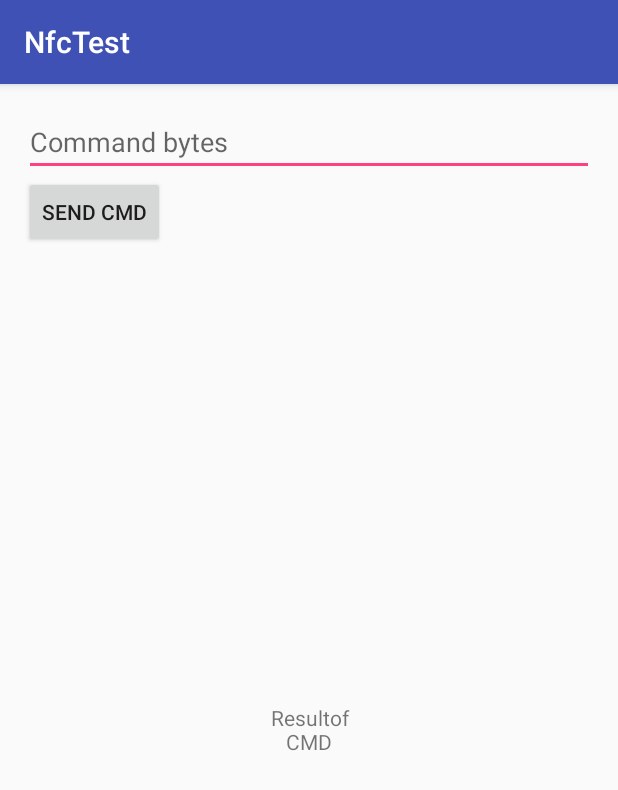
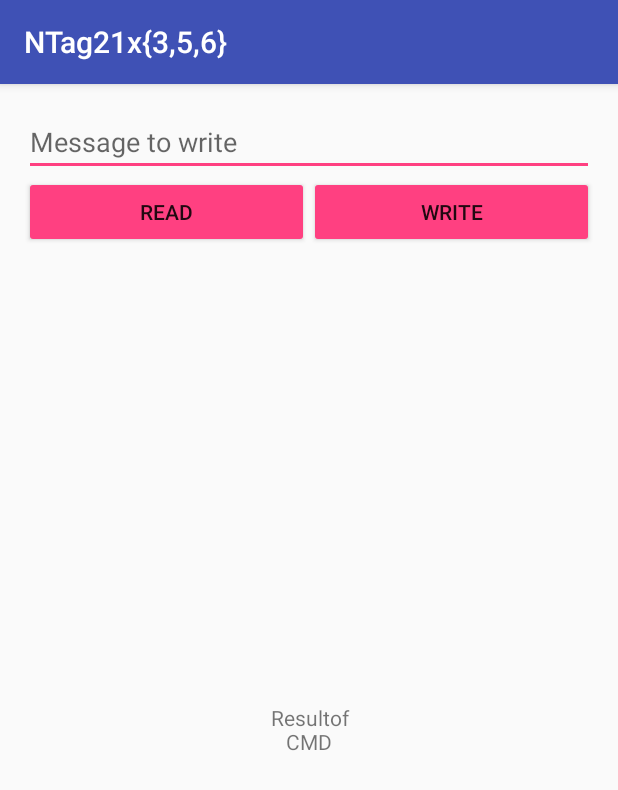
Before and after one commit to nalvared/NfcNtag21x, an Android app: the screen it shows after launch (MainActivity), on a phone screen of 412 x 824 dp. Shown: the top 790 px of the screen. Run offline under Robolectric (Android 15) with nearby library versions, the phone set to English and light mode, and no system bars.

Commit message:
Change UI and events

```diff
--- a/app/build.gradle
+++ b/app/build.gradle
@@ -23,6 +23,7 @@ dependencies {
     implementation fileTree(dir: 'libs', include: ['*.jar'])
     implementation 'com.android.support:appcompat-v7:26.1.0'
     implementation 'com.android.support.constraint:constraint-layout:1.0.2'
+    implementation 'com.android.support:design:26.1.0'
     testImplementation 'junit:junit:4.12'
     androidTestImplementation 'com.android.support.test:runner:1.0.1'
     androidTestImplementation 'com.android.support.test.espresso:espresso-core:3.0.1'
--- a/app/src/main/java/com/example/nestor/nfctest/MainActivity.java
+++ b/app/src/main/java/com/example/nestor/nfctest/MainActivity.java
@@ -1,5 +1,6 @@
 package com.example.nestor.nfctest;
 
+import android.annotation.TargetApi;
 import android.app.PendingIntent;
 import android.content.Intent;
 import android.content.IntentFilter;
@@ -11,6 +12,7 @@ import android.nfc.Tag;
 import android.nfc.TagLostException;
 import android.nfc.tech.MifareUltralight;
 import android.nfc.tech.Ndef;
+import android.nfc.tech.NdefFormatable;
 import android.nfc.tech.NfcA;
 import android.os.Build;
 import android.support.annotation.RequiresApi;
@@ -20,6 +22,7 @@ import android.util.Log;
 import android.view.View;
 import android.widget.Button;
 import android.widget.EditText;
+import android.widget.LinearLayout;
 import android.widget.TextView;
 
 import java.io.IOException;
@@ -36,11 +39,14 @@ public class MainActivity extends AppCompatActivity {
 
     NfcAdapter mNfcAdapter;
 
-    EditText edCmd;
-    Button btnCmd;
+    EditText edMessage;
     TextView tvResult;
+    TextView tvWait;
+    LinearLayout lyWait;
 
-    byte[] command;
+    private Button btnRead;
+    private Button btnWrite;
+
 
     @Override
     protected void onCreate(Bundle savedInstanceState) {
@@ -49,29 +55,31 @@ public class MainActivity extends AppCompatActivity {
 
         mNfcAdapter = NfcAdapter.getDefaultAdapter(this);
 
-        edCmd = findViewById(R.id.edCmd);
+        edMessage = findViewById(R.id.edMessage);
         tvResult = findViewById(R.id.tvResult);
-        btnCmd = findViewById(R.id.btnCmd);
+        btnRead = findViewById(R.id.btnRead);
+        btnWrite = findViewById(R.id.btnWrite);
+        lyWait = findViewById(R.id.lyWait);
+        tvWait = findViewById(R.id.tvWait);
 
-        btnCmd.setOnClickListener(new View.OnClickListener() {
+        btnRead.setOnClickListener(new View.OnClickListener() {
             @Override
             public void onClick(View v) {
-                String cmd = edCmd.getText().toString();
-                command = hexStringToByteArray(cmd);
-                Log.i(TAG, Arrays.toString(command));
+                isWrite = false;
+                tvWait.setText("Approach the Tag to READ it");
+                lyWait.setVisibility(View.VISIBLE);
             }
         });
 
-    }
+        btnWrite.setOnClickListener(new View.OnClickListener() {
+            @Override
+            public void onClick(View v) {
+                isWrite = true;
+                tvWait.setText("Approach the Tag to WRITE it");
+                lyWait.setVisibility(View.VISIBLE);
+            }
+        });
 
-    public static byte[] hexStringToByteArray(String s) {
-        int len = s.length();
-        byte[] data = new byte[len / 2];
-        for (int i = 0; i < len; i += 2) {
-            data[i / 2] = (byte) ((Character.digit(s.charAt(i), 16) << 4)
-                    + Character.digit(s.charAt(i+1), 16));
-        }
-        return data;
     }
 
     @Override
@@ -96,84 +104,50 @@ public class MainActivity extends AppCompatActivity {
             mNfcAdapter.disableForegroundDispatch(this);
     }
 
-    private static final byte READ = 0x30;
-    private static final byte PAGE_41 = 0x29;
-
-    @RequiresApi(api = Build.VERSION_CODES.JELLY_BEAN)
     @Override
     protected void onNewIntent(Intent intent) {
         super.onNewIntent(intent);
         Tag tag = intent.getParcelableExtra(NfcAdapter.EXTRA_TAG);
 
-        Log.d(TAG, "onNewIntent: "+intent.getAction());
+        if(tag != null && !isWrite) {
+            tvResult.setText(readFromNFC(tag));
+        }
+        else if(tag != null && isWrite) {
+            String message = edMessage.getText().toString();
+            writeToNfc(tag, message);
+        }
+    }
+
+    private String readFromNFC(Tag tag) {
 
         try {
-
-            byte[] pwd = new byte[] { (byte)0x68, (byte)0x6F, (byte)0x6C, (byte)0x61 };
-            byte[] pack = new byte[] { (byte)0x52, (byte)0x52, (byte) 0x00, (byte) 0x00 };
-
             NTag213 nTag213 = new NTag213(tag);
             nTag213.connect();
-            //nTag213.setPassword(pwd, pack, NTag213.FLAG_ONLY_WRITE);
-            nTag213.removePassword(pwd,pack);
-            int protection = nTag213.needAuthentication();
-            Log.i(TAG, String.valueOf(protection));
+            byte[] response = nTag213.read();
             nTag213.close();
+            return new String(response);
+        } catch (IOException e) {
+            e.printStackTrace();
         } catch (Exception e) {
             e.printStackTrace();
+        } finally {
+            lyWait.setVisibility(View.GONE);
         }
-
+        return null;
     }
 
-    private void print(byte[] bytes) {
-        Log.i(TAG, Arrays.toString(bytes));
+    private void writeToNfc(Tag tag, String message){
+        try {
+            NTag213 nTag213 = new NTag213(tag);
+            nTag213.connect();
+            nTag213.write(message.getBytes());
+            nTag213.close();
+        } catch (IOException e) {
+            e.printStackTrace();
+        } catch (Exception e) {
+            e.printStackTrace();
+        } finally {
+            lyWait.setVisibility(View.GONE);
+        }
     }
-
-    /*private void readFromNFC(Ndef ndef) {
-
-        try {
-            ndef.connect();
-            NdefMessage ndefMessage = ndef.getNdefMessage();
-            String message = new String(ndefMessage.getRecords()[0].getPayload());
-            Log.d(TAG, "readFromNFC: "+message);
-
-            Log.i(TAG, (Arrays.toString(ndef.getNdefMessage().toByteArray())));
-
-            for (NdefRecord record: ndef.getNdefMessage().getRecords()){
-                Log.d(TAG, new String(record.getType()));
-                Log.d(TAG, new String(record.getPayload()));
-            }
-
-            edRead.setText(message);
-            ndef.close();
-
-        } catch (IOException | FormatException e) {
-            e.printStackTrace();
-
-        }
-    }*/
-
-    /*@RequiresApi(api = Build.VERSION_CODES.JELLY_BEAN)
-    private void writeToNfc(Ndef ndef, String message){
-
-        if (ndef != null) {
-
-            try {
-                ndef.connect();
-                NdefRecord mimeRecord = NdefRecord.createMime("text/plain",
-                        message.getBytes(Charset.forName("US-ASCII")));
-                ndef.writeNdefMessage(new NdefMessage(mimeRecord));
-                ndef.close();
-                //Write Successful
-
-            } catch (IOException | FormatException e) {
-                e.printStackTrace();
-
-
-            } finally {
-
-            }
-
-        }
-    }*/
 }
--- a/app/src/main/res/layout/activity_main.xml
+++ b/app/src/main/res/layout/activity_main.xml
@@ -8,20 +8,65 @@
     android:padding="16dp"
     tools:context="com.example.nestor.nfctest.MainActivity">
 
+
+
     <EditText
-        android:id="@+id/edCmd"
+        android:id="@+id/edMessage"
         android:layout_width="match_parent"
         android:layout_height="wrap_content"
         android:ems="10"
         android:inputType="textPersonName"
-        android:hint="Command bytes"/>
+        android:hint="Message to write"/>
 
-    <Button
-        android:id="@+id/btnCmd"
-        android:layout_width="wrap_content"
+
+
+
+    <TableLayout
+        android:layout_width="match_parent"
+        android:layout_height="wrap_content">
+
+        <TableRow android:weightSum="2">
+
+            <Button
+                android:id="@+id/btnRead"
+                android:layout_width="match_parent"
+                android:layout_height="wrap_content"
+                android:backgroundTint="@color/colorAccent"
+                android:text="Read"
+                android:layout_weight="1"/>
+
+            <Button
+                android:id="@+id/btnWrite"
+                android:layout_width="match_parent"
+                android:layout_height="wrap_content"
+                android:backgroundTint="@color/colorAccent"
+                android:text="Write"
+                android:layout_weight="1" />
+        </TableRow>
+    </TableLayout>
+
+    <LinearLayout
+        android:id="@+id/lyWait"
+        android:layout_width="match_parent"
         android:layout_height="wrap_content"
-        android:text="Send CMD" />
+        android:orientation="vertical"
+        android:padding="16dp"
+        android:visibility="gone">
+        <ProgressBar
+            android:id="@+id/progressBar"
+            style="?android:attr/progressBarStyleHorizontal"
+            android:layout_width="match_parent"
+            android:layout_height="wrap_content"
+            android:indeterminate="true"
+            android:layout_marginBottom="16dp"/>
 
+        <TextView
+            android:id="@+id/tvWait"
+            android:layout_width="match_parent"
+            android:layout_height="match_parent"
+            android:gravity="center"
+            android:text="Approach the Tag to read it"/>
+    </LinearLayout>
 
     <TextView
         android:id="@+id/tvResult"
--- /dev/null
+++ b/app/src/main/res/values-w820dp/dimens.xml
@@ -0,0 +1,6 @@
+<resources>
+    <!-- Example customization of dimensions originally defined in res/values/dimens.xml
+         (such as screen margins) for screens with more than 820dp of available width. This
+         would include 7" and 10" devices in landscape (~960dp and ~1280dp respectively). -->
+    <dimen name="activity_horizontal_margin">64dp</dimen>
+</resources>
--- a/app/src/main/res/values/strings.xml
+++ b/app/src/main/res/values/strings.xml
@@ -1,3 +1,3 @@
 <resources>
-    <string name="app_name">NfcTest</string>
+    <string name="app_name">NTag21x{3,5,6}</string>
 </resources>
--- a/app/src/main/res/xml/nfc_tech_filter.xml
+++ b/app/src/main/res/xml/nfc_tech_filter.xml
@@ -2,5 +2,6 @@
 <resources>
     <tech-list>
         <tech>android.nfc.tech.Ndef</tech>
+        <tech>android.nfc.tech.NdefFormatable</tech>
     </tech-list>
 </resources>
```
Also changed, not shown: app/src/main/AndroidManifest.xml (+8 -5 lines), app/src/main/java/com/example/nestor/nfctest/NTag21x.java (+17 -5 lines), app/src/main/res/values/dimens.xml (added, +7 -0 lines), app/src/main/res/values/styles.xml (+9 -0 lines).
